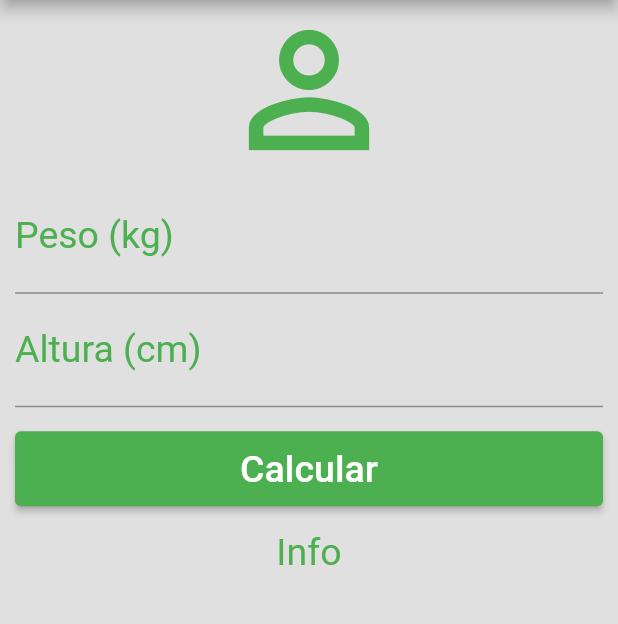
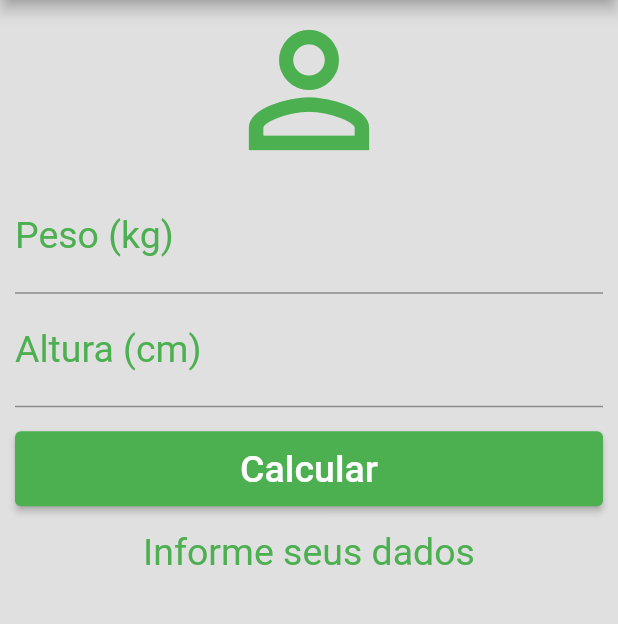
Before and after one commit to vinifoga/calculadoraIMC, a Flutter app: the screen it shows after launch, after a tap on "Calcular", on a phone screen of 412 x 824 dp, the part 84-708 px from its top. Run offline on Flutter 3.47's test engine with Material 2 defaults, Android fonts, the phone set to English and light mode, and no system bars.

```diff
--- a/lib/main.dart
+++ b/lib/main.dart
@@ -3,6 +3,7 @@ import 'package:flutter/material.dart';
 void main() {
   runApp(const MaterialApp(
     home: Home(),
+    debugShowCheckedModeBanner: false,
   ));
 }
 
@@ -14,6 +15,41 @@ class Home extends StatefulWidget {
 }
 
 class _HomeState extends State<Home> {
+  TextEditingController weightController = TextEditingController();
+  TextEditingController heightController = TextEditingController();
+  String _infoText = "Informe seus dados";
+
+  void _resetFields() {
+    weightController.text = "";
+    heightController.text = "";
+    setState(() {
+      _infoText = "Informe seus dados";
+    });
+  }
+
+  void _calculate() {
+    setState(() {
+      double weight = double.parse(weightController.text);
+      double height = double.parse(heightController.text) / 100;
+      double imc = weight / (height * height);
+      debugPrint(imc.toString());
+      if (imc < 18.6) {
+        _infoText = "Abaixo do Peso - IMC ${imc.toStringAsPrecision(3)}";
+      } else if (imc >= 18.6 && imc < 24.9) {
+        _infoText = "Peso Ideal - IMC = ${imc.toStringAsPrecision(3)}";
+      } else if (imc >= 24.9 && imc < 29.9) {
+        _infoText =
+        "Levemente Acima do Peso - IMC = ${imc.toStringAsPrecision(3)}";
+      } else if (imc >= 29.9 && imc < 34.9) {
+        _infoText = "Obesidade Grau I - IMC = ${imc.toStringAsPrecision(3)}";
+      } else if (imc >= 34.9 && imc < 39.9) {
+        _infoText = "Obesidade Grau II - IMC = ${imc.toStringAsPrecision(3)}";
+      } else if (imc >= 40) {
+        _infoText = "Obesidade Grau III - IMC = ${imc.toStringAsPrecision(3)}";
+      }
+    });
+  }
+
   @override
   Widget build(BuildContext context) {
     return Scaffold(
@@ -23,7 +59,7 @@ class _HomeState extends State<Home> {
         backgroundColor: Colors.green,
         actions: [
           IconButton(
-            onPressed: () {},
+            onPressed: () => _resetFields(),
             icon: const Icon(Icons.refresh),
           ),
         ],
@@ -47,6 +83,7 @@ class _HomeState extends State<Home> {
               ),
               textAlign: TextAlign.center,
               style: TextStyle(color: Colors.green, fontSize: 25.0),
+              controller: weightController,
             ),
             TextField(
               keyboardType: TextInputType.number,
@@ -56,13 +93,14 @@ class _HomeState extends State<Home> {
               ),
               textAlign: TextAlign.center,
               style: TextStyle(color: Colors.green, fontSize: 25.0),
+              controller: heightController,
             ),
             Padding(
               padding: const EdgeInsets.only(top: 16.0, bottom: 16.0),
               child: Container(
                 height: 50.0,
                 child: ElevatedButton(
-                  onPressed: () {},
+                  onPressed: () => _calculate(),
                   child: const Text(
                     "Calcular",
                     style: TextStyle(
@@ -77,7 +115,7 @@ class _HomeState extends State<Home> {
               ),
             ),
             Text(
-              "Info",
+              _infoText,
               textAlign: TextAlign.center,
               style: TextStyle(
                 color: Colors.green,
```
